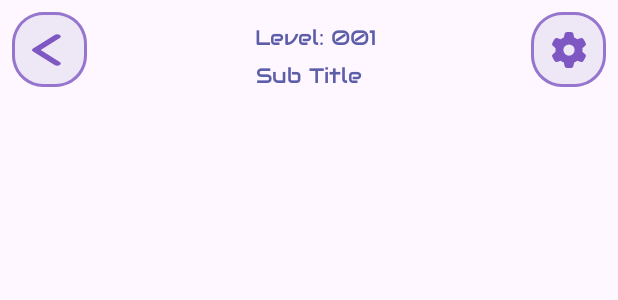
After one commit to activity-debug/terka, an Android app: the layout view_top_panel.xml on its own in the app's theme, with its tools: preview values and no code run, on a phone screen of 412 x 824 dp. The commit adds this screen. Shown: the top 300 px of the screen. Run offline under Robolectric (Android 15) with nearby library versions, the phone set to English and light mode, and no system bars.

Commit message:
custom view top panel view

```diff
--- a/app/src/main/res/drawable/ic_back_left_solid.xml
+++ b/app/src/main/res/drawable/ic_back_left_solid.xml
@@ -1,4 +1,4 @@
-<vector android:height="38.4dp" android:viewportHeight="512"
+<vector android:height="24dp" android:viewportHeight="512"
     android:viewportWidth="320" android:width="24dp" xmlns:android="http://schemas.android.com/apk/res/android">
-    <path android:fillColor="@color/button2_text" android:pathData="M9.4,233.4c-12.5,12.5 -12.5,32.8 0,45.3l192,192c12.5,12.5 32.8,12.5 45.3,0s12.5,-32.8 0,-45.3L77.3,256 246.6,86.6c12.5,-12.5 12.5,-32.8 0,-45.3s-32.8,-12.5 -45.3,0l-192,192z"/>
+    <path android:fillColor="@color/button2_color" android:pathData="M9.4,233.4c-12.5,12.5 -12.5,32.8 0,45.3l192,192c12.5,12.5 32.8,12.5 45.3,0s12.5,-32.8 0,-45.3L77.3,256 246.6,86.6c12.5,-12.5 12.5,-32.8 0,-45.3s-32.8,-12.5 -45.3,0l-192,192z"/>
 </vector>
--- a/app/src/main/res/layout/activity_terka.xml
+++ b/app/src/main/res/layout/activity_terka.xml
@@ -10,12 +10,20 @@
     <androidx.constraintlayout.widget.ConstraintLayout
         android:id="@+id/terka_satu"
         android:layout_width="match_parent"
-        android:layout_height="100dp"
-        android:background="@color/temp1"
+        android:layout_height="80dp"
         app:layout_constraintEnd_toEndOf="parent"
         app:layout_constraintLeft_toLeftOf="parent"
         app:layout_constraintTop_toTopOf="parent">
 
+
+        <include
+            layout="@layout/view_top_panel"
+            android:layout_width="0dp"
+            android:layout_height="0dp"
+            app:layout_constraintBottom_toBottomOf="parent"
+            app:layout_constraintEnd_toEndOf="parent"
+            app:layout_constraintStart_toStartOf="parent"
+            app:layout_constraintTop_toTopOf="parent" />
     </androidx.constraintlayout.widget.ConstraintLayout>
 
 
--- /dev/null
+++ b/app/src/main/res/layout/view_top_panel.xml
@@ -0,0 +1,65 @@
+<?xml version="1.0" encoding="utf-8"?>
+<androidx.constraintlayout.widget.ConstraintLayout xmlns:android="http://schemas.android.com/apk/res/android"
+    xmlns:app="http://schemas.android.com/apk/res-auto"
+    xmlns:tools="http://schemas.android.com/tools"
+    android:layout_width="match_parent"
+    android:layout_height="wrap_content"
+    android:id="@+id/topContainer"
+    >
+
+    <ImageButton
+        android:id="@+id/imgBackButton"
+        android:layout_width="50dp"
+        android:layout_height="50dp"
+        android:layout_marginStart="8dp"
+        android:layout_marginTop="8dp"
+        android:layout_marginBottom="8dp"
+        android:background="@drawable/box_shape_hint"
+        app:layout_constraintBottom_toBottomOf="parent"
+        app:layout_constraintStart_toStartOf="parent"
+        app:layout_constraintTop_toTopOf="parent"
+        app:srcCompat="@drawable/ic_back_left_solid" />
+
+    <ImageButton
+        android:id="@+id/imgBtnSetting"
+        android:layout_width="50dp"
+        android:layout_height="50dp"
+        android:layout_marginTop="8dp"
+        android:layout_marginEnd="8dp"
+        android:layout_marginBottom="8dp"
+        android:background="@drawable/box_shape_hint"
+        app:layout_constraintBottom_toBottomOf="parent"
+        app:layout_constraintEnd_toEndOf="parent"
+        app:layout_constraintTop_toTopOf="parent"
+        app:srcCompat="@drawable/gear_solid" />
+
+    <TextView
+        android:id="@+id/tv_title"
+        android:layout_width="0dp"
+        android:layout_height="wrap_content"
+        android:layout_marginStart="8dp"
+        android:layout_marginTop="16dp"
+        android:fontFamily="@font/audiowide"
+        android:gravity="center"
+        android:text="Level: 001"
+        android:textColor="@color/button_color_menu"
+        app:layout_constraintEnd_toStartOf="@+id/imgBtnSetting"
+        app:layout_constraintStart_toEndOf="@+id/imgBackButton"
+        app:layout_constraintTop_toTopOf="parent" />
+
+    <TextView
+        android:id="@+id/tv_subtitle"
+        android:layout_width="0dp"
+        android:layout_height="wrap_content"
+        android:layout_marginStart="8dp"
+        android:layout_marginEnd="8dp"
+        android:fontFamily="@font/audiowide"
+        android:gravity="center"
+        android:text="Sub Title"
+        android:textColor="@color/button_color_menu"
+        app:layout_constraintBottom_toBottomOf="parent"
+        app:layout_constraintEnd_toStartOf="@+id/imgBtnSetting"
+        app:layout_constraintStart_toEndOf="@+id/imgBackButton"
+        app:layout_constraintTop_toBottomOf="@+id/tv_title" />
+
+</androidx.constraintlayout.widget.ConstraintLayout>
```
